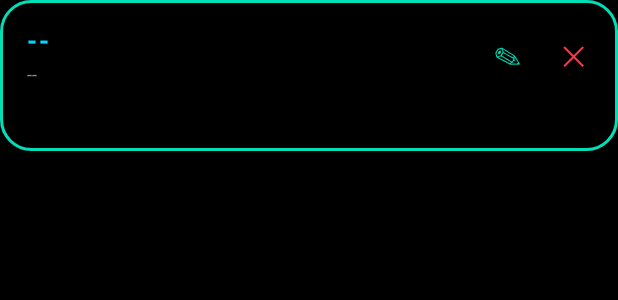
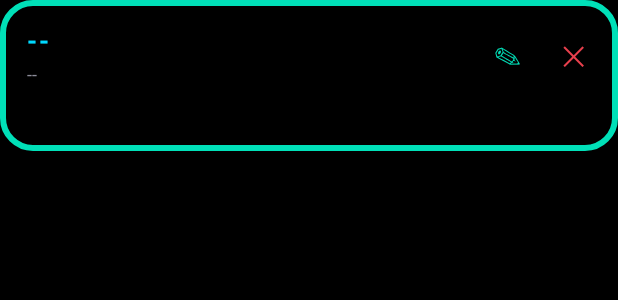
Before and after one commit to ned777/sysmon-widget, an Android app: the layout list_item_device.xml on its own in the app's theme, with its tools: preview values and no code run, on a phone screen of 412 x 824 dp. Shown: the top 300 px of the screen. Run offline under Robolectric (Android 15) with nearby library versions, the phone set to English and light mode, and no system bars.

Commit message:
Double the app card and dialog border (2dp -> 4dp)

```diff
--- a/app/src/main/res/drawable/app_card_background.xml
+++ b/app/src/main/res/drawable/app_card_background.xml
@@ -2,6 +2,6 @@
 <!-- In-app device card: same black-plus-2dp-teal-outline look as the home-screen widget. -->
 <shape xmlns:android="http://schemas.android.com/apk/res/android" android:shape="rectangle">
     <solid android:color="@color/black" />
-    <stroke android:width="2dp" android:color="@color/retro_teal" />
+    <stroke android:width="4dp" android:color="@color/retro_teal" />
     <corners android:radius="20dp" />
 </shape>
--- a/app/src/main/res/drawable/app_dialog_background.xml
+++ b/app/src/main/res/drawable/app_dialog_background.xml
@@ -3,7 +3,7 @@
 <inset xmlns:android="http://schemas.android.com/apk/res/android" android:inset="16dp">
     <shape android:shape="rectangle">
         <solid android:color="@color/widget_bg" />
-        <stroke android:width="2dp" android:color="@color/retro_teal" />
+        <stroke android:width="4dp" android:color="@color/retro_teal" />
         <corners android:radius="20dp" />
     </shape>
 </inset>
```
